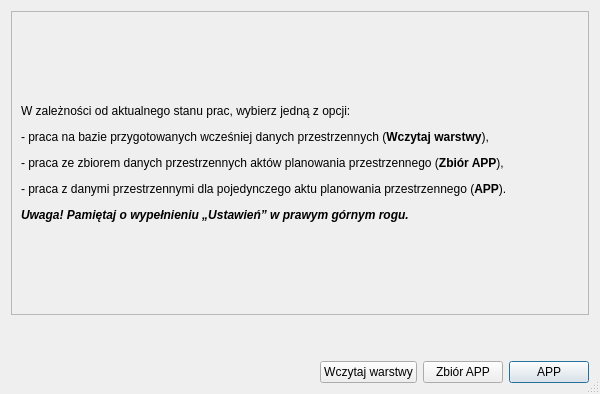
Old version of the form modules/app/views/ui/pytanie_dialog_base.ui in the repository CyfryzacjaAPP/wtyczka_qgis_app_2.
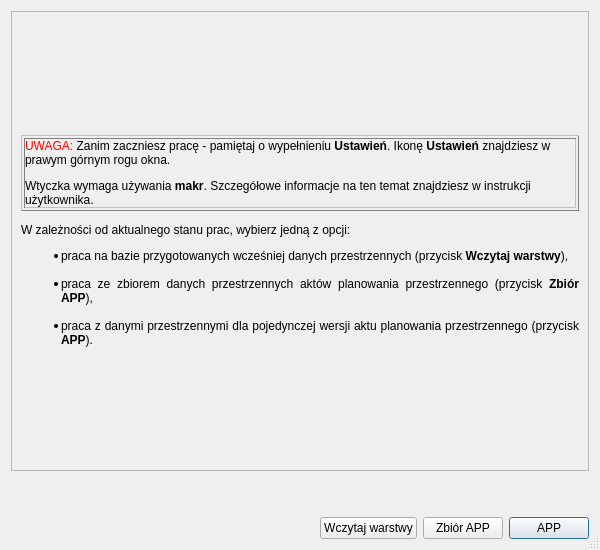
New version of the form. Icons and pictures are not drawn.

Diff of the .ui file:
```diff
--- a/modules/app/views/ui/pytanie_dialog_base.ui
+++ b/modules/app/views/ui/pytanie_dialog_base.ui
@@ -10,7 +10,7 @@
     <x>0</x>
     <y>0</y>
     <width>600</width>
-    <height>394</height>
+    <height>550</height>
    </rect>
   </property>
   <property name="minimumSize">
@@ -39,7 +39,7 @@
           <x>0</x>
           <y>0</y>
           <width>578</width>
-          <height>202</height>
+          <height>354</height>
          </rect>
         </property>
         <layout class="QGridLayout" name="gridLayout">
@@ -49,7 +49,7 @@
             <enum>QFrame::NoFrame</enum>
            </property>
            <property name="text">
-            <string>&lt;html&gt;&lt;head/&gt;&lt;body&gt;&lt;p&gt;W zależności od aktualnego stanu prac, wybierz jedną z opcji:&lt;/p&gt;&lt;p&gt;- praca na bazie przygotowanych wcześniej danych przestrzennych (&lt;span style=&quot; font-weight:600;&quot;&gt;Wczytaj warstwy&lt;/span&gt;),&lt;/p&gt;&lt;p&gt;- praca ze zbiorem danych przestrzennych aktów planowania przestrzennego (&lt;span style=&quot; font-weight:600;&quot;&gt;Zbiór APP&lt;/span&gt;),&lt;/p&gt;&lt;p&gt;- praca z danymi przestrzennymi dla pojedynczego aktu planowania przestrzennego (&lt;span style=&quot; font-weight:600;&quot;&gt;APP&lt;/span&gt;).&lt;/p&gt;&lt;p&gt;&lt;span style=&quot; font-weight:600; font-style:italic;&quot;&gt;Uwaga! Pamiętaj o wypełnieniu „Ustawień” w prawym górnym rogu.&lt;/span&gt;&lt;/p&gt;&lt;/body&gt;&lt;/html&gt;</string>
+            <string>&lt;html&gt;&lt;head/&gt;&lt;body&gt;&lt;table border=&quot;1&quot; style=&quot; margin-top:0px; margin-bottom:0px; margin-left:0px; margin-right:0px; border-collapse:collapse;&quot; cellspacing=&quot;2&quot; cellpadding=&quot;0&quot;&gt;&lt;tr&gt;&lt;td&gt;&lt;p&gt;&lt;span style=&quot; color:#ff0000;&quot;&gt;UWAGA:&lt;/span&gt; Zanim zaczniesz pracę - pamiętaj o wypełnieniu &lt;span style=&quot; font-weight:600;&quot;&gt;Ustawień&lt;/span&gt;. Ikonę &lt;span style=&quot; font-weight:600;&quot;&gt;Ustawień&lt;/span&gt; znajdziesz w prawym górnym rogu okna.&lt;/p&gt;&lt;p&gt;Wtyczka wymaga używania &lt;span style=&quot; font-weight:600;&quot;&gt;makr&lt;/span&gt;. Szczegółowe informacje na ten temat znajdziesz w instrukcji użytkownika.&lt;/p&gt;&lt;/td&gt;&lt;/tr&gt;&lt;/table&gt;&lt;p&gt;W zależności od aktualnego stanu prac, wybierz jedną z opcji:&lt;/p&gt;&lt;ul style=&quot;margin-top: 0px; margin-bottom: 0px; margin-left: 0px; margin-right: 0px; -qt-list-indent: 1;&quot;&gt;&lt;li style=&quot; margin-top:12px; margin-bottom:0px; margin-left:0px; margin-right:0px; -qt-block-indent:0; text-indent:0px;&quot;&gt;praca na bazie przygotowanych wcześniej danych przestrzennych (przycisk &lt;span style=&quot; font-weight:600;&quot;&gt;Wczytaj warstwy&lt;/span&gt;),&lt;br/&gt;&lt;/li&gt;&lt;li style=&quot; margin-top:0px; margin-bottom:0px; margin-left:0px; margin-right:0px; -qt-block-indent:0; text-indent:0px;&quot;&gt;praca ze zbiorem danych przestrzennych aktów planowania przestrzennego (przycisk &lt;span style=&quot; font-weight:600;&quot;&gt;Zbiór APP&lt;/span&gt;),&lt;br/&gt;&lt;/li&gt;&lt;li style=&quot; margin-top:0px; margin-bottom:12px; margin-left:0px; margin-right:0px; -qt-block-indent:0; text-indent:0px;&quot;&gt;praca z danymi przestrzennymi dla pojedynczej wersji aktu planowania przestrzennego (przycisk &lt;span style=&quot; font-weight:600;&quot;&gt;APP&lt;/span&gt;).&lt;/li&gt;&lt;/ul&gt;&lt;/body&gt;&lt;/html&gt;</string>
            </property>
            <property name="alignment">
             <set>Qt::AlignJustify|Qt::AlignVCenter</set>
```
